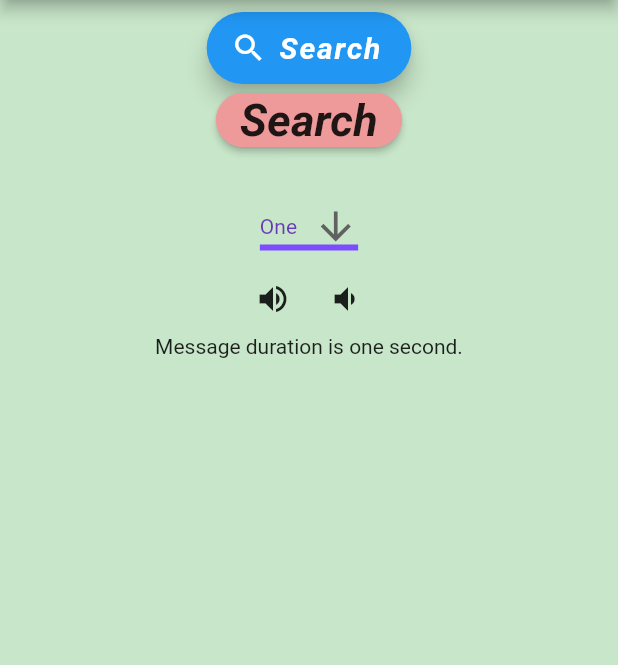
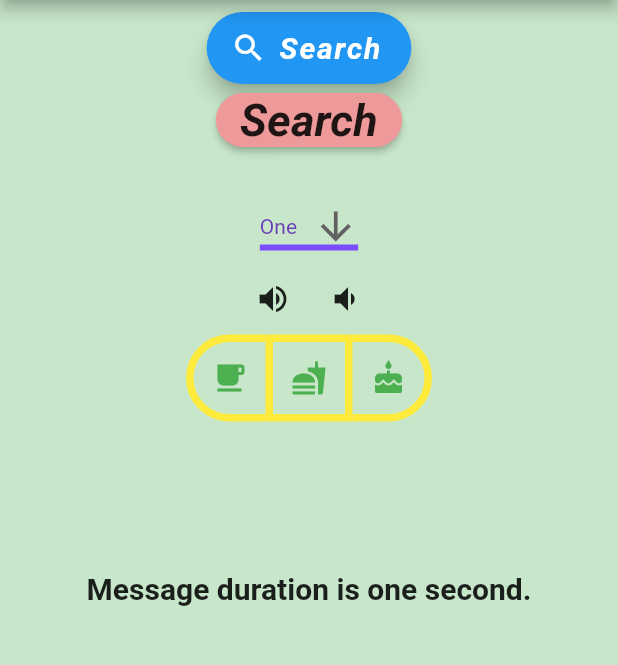
Before and after one commit to ylcnglygl/beautifulbuttons, a Flutter app: the screen it shows after launch, on a phone screen of 412 x 824 dp, the part 84-749 px from its top. Run offline on Flutter 3.47's test engine with Material 2 defaults, Android fonts, the phone set to English and light mode, and no system bars; our stand-ins replace toast.

Commit message:
Update beautifulbuttons.dart

```diff
--- a/lib/beautifulbuttons.dart
+++ b/lib/beautifulbuttons.dart
@@ -11,6 +11,7 @@ class _BeautifulButtonsState extends State<BeautifulButtons> {
   String _msgVolume = 'Volume Up';
   String dropdownValue = 'One';
   String _dropDownValue = 'One';
+  List<bool> _selections = List.generate(3, (_) => false);
   @override
   Widget build(BuildContext context) {
     return Scaffold(
@@ -95,7 +96,34 @@ class _BeautifulButtonsState extends State<BeautifulButtons> {
                 ],
               ),
             ),
-            Text('Message duration is one second.'),
+            ToggleButtons(
+              children: [
+                Icon(Icons.local_cafe),
+                Icon(Icons.fastfood),
+                Icon(Icons.cake)
+              ],
+              isSelected: _selections,
+              onPressed: (int index){
+                setState(() {
+                  _selections[index] = !_selections[index];
+                });
+              },
+              color: Colors.green,
+              selectedColor: Colors.blue,
+              fillColor: Colors.red,
+              borderRadius: BorderRadius.circular(30),
+              borderWidth: 5,
+              borderColor: Colors.yellow,
+              selectedBorderColor: Colors.deepOrange,
+              splashColor: Colors.purple,
+              highlightColor: Colors.yellow,
+              disabledColor: Colors.grey[300],
+              disabledBorderColor: Colors.blueGrey,
+            ),
+            SizedBox(height: 100,),
+           Text('Message duration is one second.',
+            style: TextStyle(fontSize: 20,
+            fontWeight: FontWeight.bold),),
           ],
         ),
       ),
```
